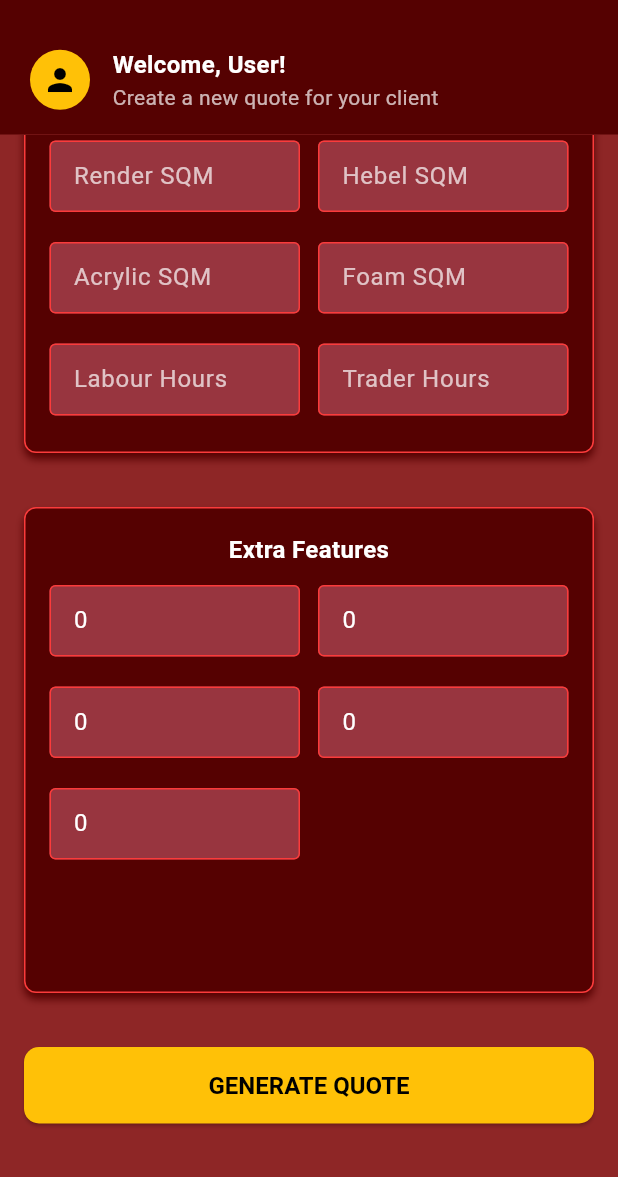
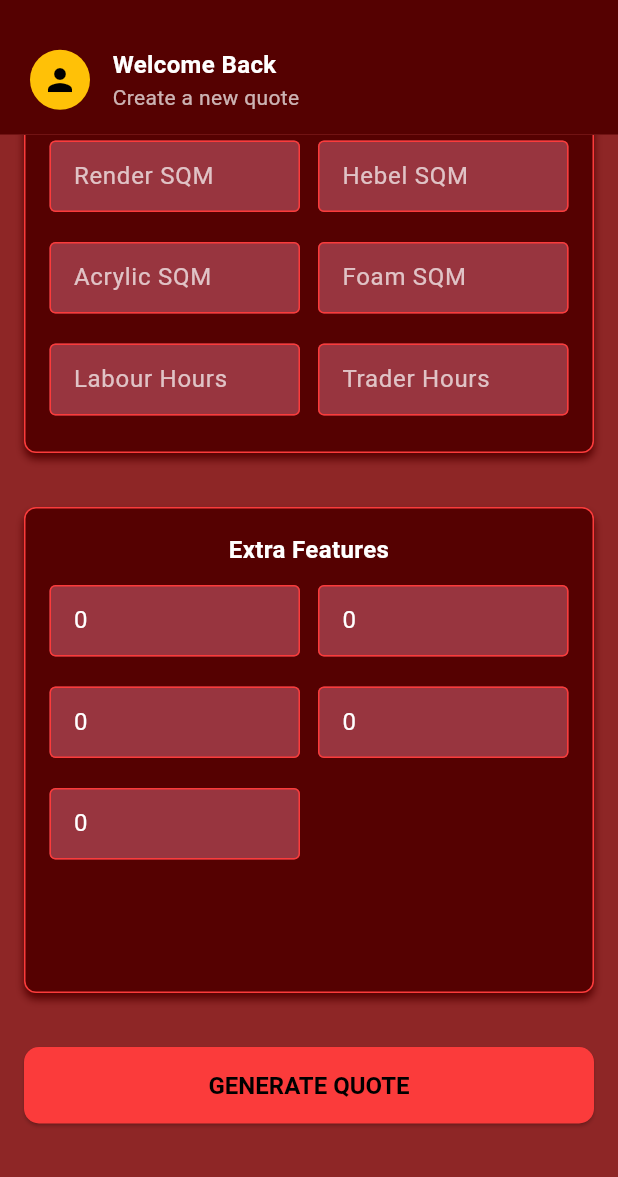
Before and after one commit to zahid49ch/M-M-RENDER, a Flutter app: the QuotePage screen opened directly with empty values, scrolled down 361 dp, on a phone screen of 412 x 824 dp, the part 59-1236 px from its top. Run offline on Flutter 3.47's test engine with Material 3 defaults, Android fonts, the phone set to English and light mode, and no system bars; our stand-ins replace pdf, printing, shared_preferences; missing offline and left inert: flutter_email_sender; accounts and stored records are empty.

Commit message:
Update quote_screen.dart

```diff
--- a/lib/screens/quote_screen.dart
+++ b/lib/screens/quote_screen.dart
@@ -330,7 +330,7 @@ class _QuotePageState extends State<QuotePage> {
                     crossAxisAlignment: CrossAxisAlignment.start,
                     children: [
                       Text(
-                        'Welcome, ${_customerNameController.text.isNotEmpty ? _customerNameController.text : 'User'}!',
+                        'Welcome Back ${_customerNameController.text.isNotEmpty ? _customerNameController.text : ''}',
                         style: const TextStyle(
                           color: Colors.white,
                           fontSize: 16,
@@ -338,7 +338,7 @@ class _QuotePageState extends State<QuotePage> {
                         ),
                       ),
                       const Text(
-                        'Create a new quote for your client',
+                        'Create a new quote',
                         style: TextStyle(color: Colors.white70, fontSize: 14),
                       ),
                     ],
@@ -530,7 +530,7 @@ class _QuotePageState extends State<QuotePage> {
                           child: ElevatedButton(
                             onPressed: _navigateToMaterialBreakdown,
                             style: ElevatedButton.styleFrom(
-                              backgroundColor: Colors.amber,
+                              backgroundColor: Color(0xFFFB3B3B),
                               foregroundColor: Colors.black,
                               padding: const EdgeInsets.symmetric(vertical: 16),
                               shape: RoundedRectangleBorder(
```
